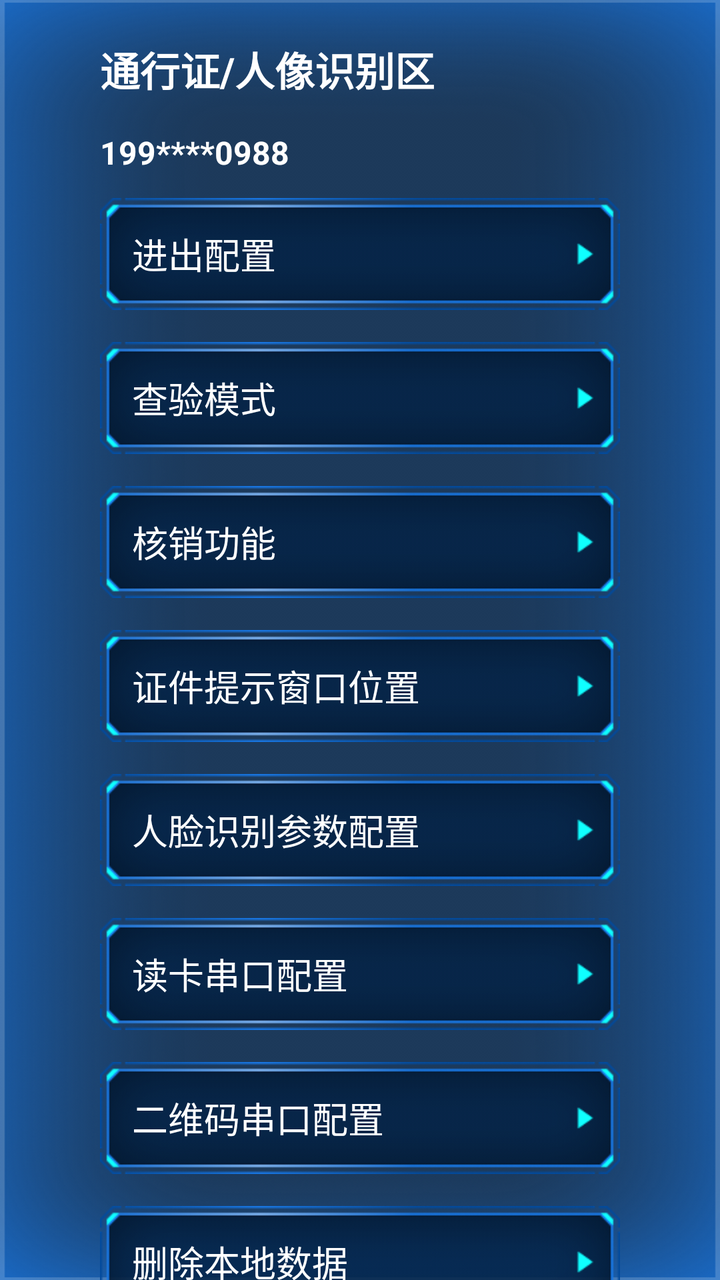
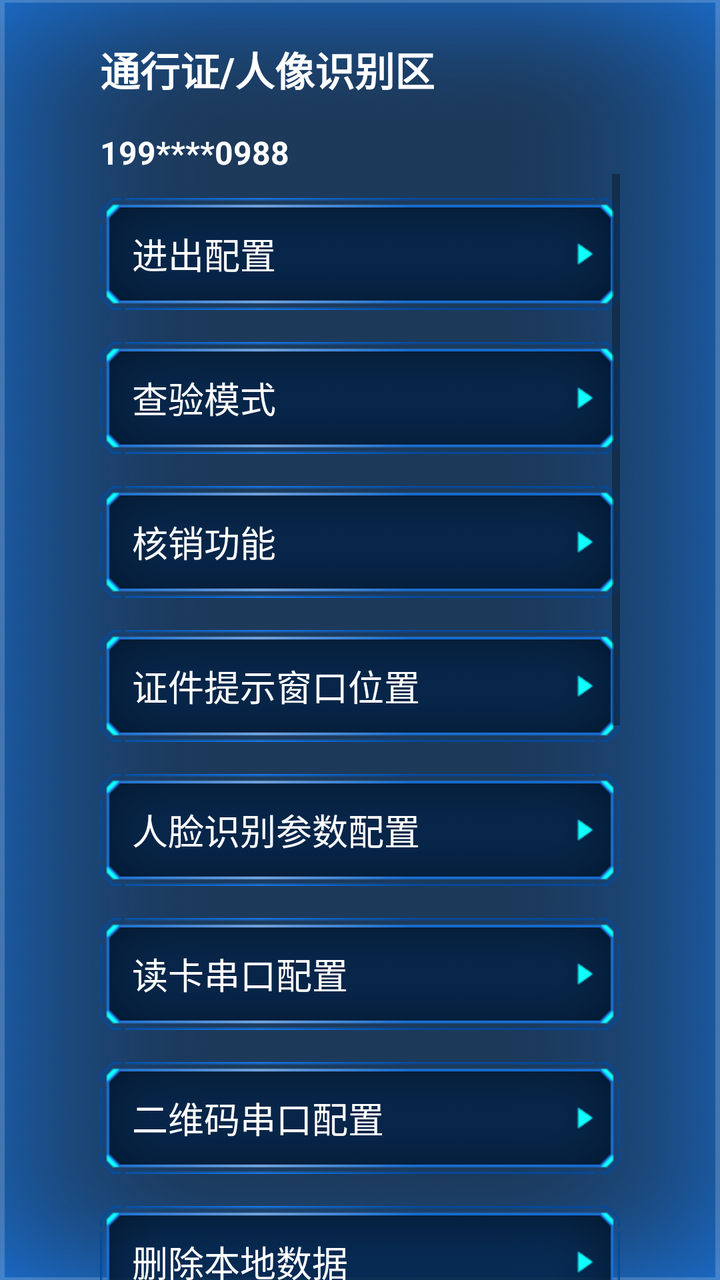

Two renders of the same Android screen: before a commit and after it. Below are the layout's source before the change and the commit's diff.
<!-- AndroidManifest.xml: application theme AppTheme -->
<!-- res/layout/dialog_draw.xml -->
<?xml version="1.0" encoding="utf-8"?>
<LinearLayout xmlns:android="http://schemas.android.com/apk/res/android"
    android:layout_width="400dp"
    android:layout_height="match_parent"
    android:background="@mipmap/draw_bg"
    android:gravity="center_horizontal"
    android:orientation="vertical">

    <TextView
        android:layout_width="260dp"
        android:layout_height="wrap_content"
        android:layout_marginTop="20dp"
        android:text="通行证/人像识别区"
        android:textColor="@color/white"
        android:textSize="20sp"
        android:textStyle="bold" />

    <TextView
        android:id="@+id/tvPhone"
        android:layout_width="260dp"
        android:layout_height="wrap_content"
        android:layout_marginTop="16dp"
        android:text="199****0988"
        android:textColor="@color/white"
        android:textSize="16sp"
        android:textStyle="bold" />

    <TextView
        android:id="@+id/tvInOut"
        android:layout_width="260dp"
        android:layout_height="56dp"
        android:layout_marginTop="12dp"
        android:background="@mipmap/draw_btn_bg"
        android:gravity="center_vertical"
        android:paddingLeft="16dp"
        android:text="进出配置"
        android:textColor="@color/white"
        android:textSize="18sp" />

    <TextView
        android:id="@+id/tvChayan"
        android:layout_width="260dp"
        android:layout_height="56dp"
        android:layout_marginTop="16dp"
        android:background="@mipmap/draw_btn_bg"
        android:gravity="center_vertical"
        android:paddingLeft="16dp"
        android:text="查验模式"
        android:textColor="@color/white"
        android:textSize="18sp" />

    <TextView
        android:id="@+id/tvVerifyFeature"
        android:layout_width="260dp"
        android:layout_height="56dp"
        android:layout_marginTop="16dp"
        android:background="@mipmap/draw_btn_bg"
        android:gravity="center_vertical"
        android:paddingLeft="16dp"
        android:text="核销功能"
        android:textColor="@color/white"
        android:textSize="18sp" />

    <TextView
        android:id="@+id/tvTipsLoc"
        android:layout_width="260dp"
        android:layout_height="56dp"
        android:layout_marginTop="16dp"
        android:background="@mipmap/draw_btn_bg"
        android:gravity="center_vertical"
        android:paddingLeft="16dp"
        android:text="证件提示窗口位置"
        android:textColor="@color/white"
        android:textSize="18sp" />

    <TextView
        android:id="@+id/tvCanshu"
        android:layout_width="260dp"
        android:layout_height="56dp"
        android:layout_marginTop="16dp"
        android:background="@mipmap/draw_btn_bg"
        android:gravity="center_vertical"
        android:paddingLeft="16dp"
        android:text="人脸识别参数配置"
        android:textColor="@color/white"
        android:textSize="18sp" />

    <TextView
        android:id="@+id/tvCardSerial"
        android:layout_width="260dp"
        android:layout_height="56dp"
        android:layout_marginTop="16dp"
        android:background="@mipmap/draw_btn_bg"
        android:gravity="center_vertical"
        android:paddingLeft="16dp"
        android:text="读卡串口配置"
        android:textColor="@color/white"
        android:textSize="18sp" />

    <TextView
        android:id="@+id/tvQrSerial"
        android:layout_width="260dp"
        android:layout_height="56dp"
        android:layout_marginTop="16dp"
        android:background="@mipmap/draw_btn_bg"
        android:gravity="center_vertical"
        android:paddingLeft="16dp"
        android:text="二维码串口配置"
        android:textColor="@color/white"
        android:textSize="18sp" />

    <TextView
        android:id="@+id/tvDelete"
        android:layout_width="260dp"
        android:layout_height="56dp"
        android:layout_marginTop="16dp"
        android:background="@mipmap/draw_btn_bg"
        android:gravity="center_vertical"
        android:paddingLeft="16dp"
        android:text="删除本地数据"
        android:textColor="@color/white"
        android:textSize="18sp" />

    <TextView
        android:id="@+id/tvWenan"
        android:layout_width="260dp"
        android:layout_height="56dp"
        android:layout_marginTop="16dp"
        android:background="@mipmap/draw_btn_bg"
        android:gravity="center_vertical"
        android:paddingLeft="16dp"
        android:text="文案配置"
        android:textColor="@color/white"
        android:textSize="18sp" />

    <TextView
        android:id="@+id/tvUploadLog"
        android:layout_width="260dp"
        android:layout_height="56dp"
        android:layout_marginTop="16dp"
        android:background="@mipmap/draw_btn_bg"
        android:gravity="center_vertical"
        android:paddingLeft="16dp"
        android:text="上传日志"
        android:textColor="@color/white"
        android:textSize="18sp"
        android:visibility="visible" />

    <TextView
        android:id="@+id/tvReInit"
        android:layout_width="260dp"
        android:layout_height="56dp"
        android:layout_marginTop="16dp"
        android:background="@mipmap/draw_btn_bg"
        android:gravity="center_vertical"
        android:paddingLeft="16dp"
        android:text="在线数据完整性检查"
        android:textColor="@color/white"
        android:textSize="18sp"
        android:visibility="visible" />

    <TextView
        android:id="@+id/tvRemedial"
        android:layout_width="260dp"
        android:layout_height="56dp"
        android:layout_marginTop="16dp"
        android:background="@mipmap/draw_btn_bg"
        android:gravity="center_vertical"
        android:paddingLeft="16dp"
        android:text="数据完整性检查"
        android:textColor="@color/white"
        android:textSize="18sp"
        android:visibility="visible" />

    <TextView
        android:id="@+id/tvGotoLuancher"
        android:layout_width="260dp"
        android:layout_height="56dp"
        android:layout_marginTop="16dp"
        android:background="@mipmap/draw_btn_bg"
        android:gravity="center_vertical"
        android:paddingLeft="16dp"
        android:text="返回系统桌面"
        android:textColor="@color/white"
        android:textSize="18sp"
        android:visibility="gone" />

    <TextView
        android:id="@+id/tvGotoSetting"
        android:layout_width="260dp"
        android:layout_height="56dp"
        android:layout_marginTop="16dp"
        android:background="@mipmap/draw_btn_bg"
        android:gravity="center_vertical"
        android:paddingLeft="16dp"
        android:text="系统设置"
        android:textColor="@color/white"
        android:textSize="18sp"
        android:visibility="visible" />

    <TextView
        android:id="@+id/tvVersion"
        android:layout_width="260dp"
        android:layout_height="56dp"
        android:layout_marginTop="16dp"
        android:background="@mipmap/draw_btn_bg"
        android:gravity="center_vertical"
        android:paddingLeft="16dp"
        android:text="版本V1.1"
        android:textColor="@color/white"
        android:textSize="18sp" />

    <View
        android:layout_width="match_parent"
        android:layout_height="0dp"
        android:layout_weight="1" />

    <Button
        android:id="@+id/btnExit"
        android:layout_width="260dp"
        android:layout_height="56dp"
        android:layout_marginBottom="50dp"
        android:background="@drawable/btn_bg2"
        android:gravity="center"
        android:minHeight="36dp"
        android:text="注销登录"
        android:textColor="@color/white"
        android:textSize="15sp" />
</LinearLayout>
<!-- resources referenced by this layout -->
<resources>
  <!-- drawable btn_bg2 (drawable) -->
  <shape xmlns:android="http://schemas.android.com/apk/res/android"
      android:shape="rectangle">
      <stroke
          android:width="1dp"
          android:color="#ff1978e5" />
      <solid android:color="#4d1978e5" />
      <corners
          android:bottomLeftRadius="5dp"
          android:bottomRightRadius="5dp"
          android:topLeftRadius="5dp"
          android:topRightRadius="5dp" />
  </shape>
  <!-- mipmap draw_bg: png bitmap (mipmap-hdpi, 406574 bytes) -->
  <!-- mipmap draw_btn_bg: png bitmap (mipmap-hdpi, 13124 bytes) -->
  <style name="AppTheme" parent="Theme.AppCompat.Light.DarkActionBar">
          
          <item name="colorPrimary">@color/colorPrimary</item>
          <item name="colorPrimaryDark">@color/colorPrimaryDark</item>
          <item name="colorAccent">@color/colorAccent</item>
      </style>
  <color name="colorPrimary">#6200EE</color>
  <color name="colorPrimaryDark">#3700B3</color>
  <color name="colorAccent">#DA0303</color>
</resources>

<!-- the commit's change to res/layout/dialog_draw.xml (unified diff, before → after) -->
@@ -25,205 +25,218 @@
         android:textSize="16sp"
         android:textStyle="bold" />
 
-    <TextView
-        android:id="@+id/tvInOut"
-        android:layout_width="260dp"
-        android:layout_height="56dp"
-        android:layout_marginTop="12dp"
-        android:background="@mipmap/draw_btn_bg"
-        android:gravity="center_vertical"
-        android:paddingLeft="16dp"
-        android:text="进出配置"
-        android:textColor="@color/white"
-        android:textSize="18sp" />
-
-    <TextView
-        android:id="@+id/tvChayan"
-        android:layout_width="260dp"
-        android:layout_height="56dp"
-        android:layout_marginTop="16dp"
-        android:background="@mipmap/draw_btn_bg"
-        android:gravity="center_vertical"
-        android:paddingLeft="16dp"
-        android:text="查验模式"
-        android:textColor="@color/white"
-        android:textSize="18sp" />
-
-    <TextView
-        android:id="@+id/tvVerifyFeature"
-        android:layout_width="260dp"
-        android:layout_height="56dp"
-        android:layout_marginTop="16dp"
-        android:background="@mipmap/draw_btn_bg"
-        android:gravity="center_vertical"
-        android:paddingLeft="16dp"
-        android:text="核销功能"
-        android:textColor="@color/white"
-        android:textSize="18sp" />
-
-    <TextView
-        android:id="@+id/tvTipsLoc"
-        android:layout_width="260dp"
-        android:layout_height="56dp"
-        android:layout_marginTop="16dp"
-        android:background="@mipmap/draw_btn_bg"
-        android:gravity="center_vertical"
-        android:paddingLeft="16dp"
-        android:text="证件提示窗口位置"
-        android:textColor="@color/white"
-        android:textSize="18sp" />
-
-    <TextView
-        android:id="@+id/tvCanshu"
-        android:layout_width="260dp"
-        android:layout_height="56dp"
-        android:layout_marginTop="16dp"
-        android:background="@mipmap/draw_btn_bg"
-        android:gravity="center_vertical"
-        android:paddingLeft="16dp"
-        android:text="人脸识别参数配置"
-        android:textColor="@color/white"
-        android:textSize="18sp" />
-
-    <TextView
-        android:id="@+id/tvCardSerial"
-        android:layout_width="260dp"
-        android:layout_height="56dp"
-        android:layout_marginTop="16dp"
-        android:background="@mipmap/draw_btn_bg"
-        android:gravity="center_vertical"
-        android:paddingLeft="16dp"
-        android:text="读卡串口配置"
-        android:textColor="@color/white"
-        android:textSize="18sp" />
-
-    <TextView
-        android:id="@+id/tvQrSerial"
-        android:layout_width="260dp"
-        android:layout_height="56dp"
-        android:layout_marginTop="16dp"
-        android:background="@mipmap/draw_btn_bg"
-        android:gravity="center_vertical"
-        android:paddingLeft="16dp"
-        android:text="二维码串口配置"
-        android:textColor="@color/white"
-        android:textSize="18sp" />
-
-    <TextView
-        android:id="@+id/tvDelete"
-        android:layout_width="260dp"
-        android:layout_height="56dp"
-        android:layout_marginTop="16dp"
-        android:background="@mipmap/draw_btn_bg"
-        android:gravity="center_vertical"
-        android:paddingLeft="16dp"
-        android:text="删除本地数据"
-        android:textColor="@color/white"
-        android:textSize="18sp" />
-
-    <TextView
-        android:id="@+id/tvWenan"
-        android:layout_width="260dp"
-        android:layout_height="56dp"
-        android:layout_marginTop="16dp"
-        android:background="@mipmap/draw_btn_bg"
-        android:gravity="center_vertical"
-        android:paddingLeft="16dp"
-        android:text="文案配置"
-        android:textColor="@color/white"
-        android:textSize="18sp" />
-
-    <TextView
-        android:id="@+id/tvUploadLog"
-        android:layout_width="260dp"
-        android:layout_height="56dp"
-        android:layout_marginTop="16dp"
-        android:background="@mipmap/draw_btn_bg"
-        android:gravity="center_vertical"
-        android:paddingLeft="16dp"
-        android:text="上传日志"
-        android:textColor="@color/white"
-        android:textSize="18sp"
-        android:visibility="visible" />
-
-    <TextView
-        android:id="@+id/tvReInit"
-        android:layout_width="260dp"
-        android:layout_height="56dp"
-        android:layout_marginTop="16dp"
-        android:background="@mipmap/draw_btn_bg"
-        android:gravity="center_vertical"
-        android:paddingLeft="16dp"
-        android:text="在线数据完整性检查"
-        android:textColor="@color/white"
-        android:textSize="18sp"
-        android:visibility="visible" />
-
-    <TextView
-        android:id="@+id/tvRemedial"
-        android:layout_width="260dp"
-        android:layout_height="56dp"
-        android:layout_marginTop="16dp"
-        android:background="@mipmap/draw_btn_bg"
-        android:gravity="center_vertical"
-        android:paddingLeft="16dp"
-        android:text="数据完整性检查"
-        android:textColor="@color/white"
-        android:textSize="18sp"
-        android:visibility="visible" />
-
-    <TextView
-        android:id="@+id/tvGotoLuancher"
-        android:layout_width="260dp"
-        android:layout_height="56dp"
-        android:layout_marginTop="16dp"
-        android:background="@mipmap/draw_btn_bg"
-        android:gravity="center_vertical"
-        android:paddingLeft="16dp"
-        android:text="返回系统桌面"
-        android:textColor="@color/white"
-        android:textSize="18sp"
-        android:visibility="gone" />
-
-    <TextView
-        android:id="@+id/tvGotoSetting"
-        android:layout_width="260dp"
-        android:layout_height="56dp"
-        android:layout_marginTop="16dp"
-        android:background="@mipmap/draw_btn_bg"
-        android:gravity="center_vertical"
-        android:paddingLeft="16dp"
-        android:text="系统设置"
-        android:textColor="@color/white"
-        android:textSize="18sp"
-        android:visibility="visible" />
-
-    <TextView
-        android:id="@+id/tvVersion"
-        android:layout_width="260dp"
-        android:layout_height="56dp"
-        android:layout_marginTop="16dp"
-        android:background="@mipmap/draw_btn_bg"
-        android:gravity="center_vertical"
-        android:paddingLeft="16dp"
-        android:text="版本V1.1"
-        android:textColor="@color/white"
-        android:textSize="18sp" />
-
-    <View
-        android:layout_width="match_parent"
-        android:layout_height="0dp"
-        android:layout_weight="1" />
-
-    <Button
-        android:id="@+id/btnExit"
-        android:layout_width="260dp"
-        android:layout_height="56dp"
-        android:layout_marginBottom="50dp"
-        android:background="@drawable/btn_bg2"
-        android:gravity="center"
-        android:minHeight="36dp"
-        android:text="注销登录"
-        android:textColor="@color/white"
-        android:textSize="15sp" />
+    <ScrollView
+        android:layout_width="wrap_content"
+        android:layout_height="wrap_content">
+
+        <LinearLayout
+            android:orientation="vertical"
+            android:layout_width="wrap_content"
+            android:layout_height="wrap_content">
+
+            <TextView
+                android:id="@+id/tvInOut"
+                android:layout_width="260dp"
+                android:layout_height="56dp"
+                android:layout_marginTop="12dp"
+                android:background="@mipmap/draw_btn_bg"
+                android:gravity="center_vertical"
+                android:paddingLeft="16dp"
+                android:text="进出配置"
+                android:textColor="@color/white"
+                android:textSize="18sp" />
+
+            <TextView
+                android:id="@+id/tvChayan"
+                android:layout_width="260dp"
+                android:layout_height="56dp"
+                android:layout_marginTop="16dp"
+                android:background="@mipmap/draw_btn_bg"
+                android:gravity="center_vertical"
+                android:paddingLeft="16dp"
+                android:text="查验模式"
+                android:textColor="@color/white"
+                android:textSize="18sp" />
+
+            <TextView
+                android:id="@+id/tvVerifyFeature"
+                android:layout_width="260dp"
+                android:layout_height="56dp"
+                android:layout_marginTop="16dp"
+                android:background="@mipmap/draw_btn_bg"
+                android:gravity="center_vertical"
+                android:paddingLeft="16dp"
+                android:text="核销功能"
+                android:textColor="@color/white"
+                android:textSize="18sp" />
+
+            <TextView
+                android:id="@+id/tvTipsLoc"
+                android:layout_width="260dp"
+                android:layout_height="56dp"
+                android:layout_marginTop="16dp"
+                android:background="@mipmap/draw_btn_bg"
+                android:gravity="center_vertical"
+                android:paddingLeft="16dp"
+                android:text="证件提示窗口位置"
+                android:textColor="@color/white"
+                android:textSize="18sp" />
+
+            <TextView
+                android:id="@+id/tvCanshu"
+                android:layout_width="260dp"
+                android:layout_height="56dp"
+                android:layout_marginTop="16dp"
+                android:background="@mipmap/draw_btn_bg"
+                android:gravity="center_vertical"
+                android:paddingLeft="16dp"
+                android:text="人脸识别参数配置"
+                android:textColor="@color/white"
+                android:textSize="18sp" />
+
+            <TextView
+                android:id="@+id/tvCardSerial"
+                android:layout_width="260dp"
+                android:layout_height="56dp"
+                android:layout_marginTop="16dp"
+                android:background="@mipmap/draw_btn_bg"
+                android:gravity="center_vertical"
+                android:paddingLeft="16dp"
+                android:text="读卡串口配置"
+                android:textColor="@color/white"
+                android:textSize="18sp" />
+
+            <TextView
+                android:id="@+id/tvQrSerial"
+                android:layout_width="260dp"
+                android:layout_height="56dp"
+                android:layout_marginTop="16dp"
+                android:background="@mipmap/draw_btn_bg"
+                android:gravity="center_vertical"
+                android:paddingLeft="16dp"
+                android:text="二维码串口配置"
+                android:textColor="@color/white"
+                android:textSize="18sp" />
+
+            <TextView
+                android:id="@+id/tvDelete"
+                android:layout_width="260dp"
+                android:layout_height="56dp"
+                android:layout_marginTop="16dp"
+                android:background="@mipmap/draw_btn_bg"
+                android:gravity="center_vertical"
+                android:paddingLeft="16dp"
+                android:text="删除本地数据"
+                android:textColor="@color/white"
+                android:textSize="18sp" />
+
+            <TextView
+                android:id="@+id/tvWenan"
+                android:layout_width="260dp"
+                android:layout_height="56dp"
+                android:layout_marginTop="16dp"
+                android:background="@mipmap/draw_btn_bg"
+                android:gravity="center_vertical"
+                android:paddingLeft="16dp"
+                android:text="文案配置"
+                android:textColor="@color/white"
+                android:textSize="18sp" />
+
+            <TextView
+                android:id="@+id/tvUploadLog"
+                android:layout_width="260dp"
+                android:layout_height="56dp"
+                android:layout_marginTop="16dp"
+                android:background="@mipmap/draw_btn_bg"
+                android:gravity="center_vertical"
+                android:paddingLeft="16dp"
+                android:text="上传日志"
+                android:textColor="@color/white"
+                android:textSize="18sp"
+                android:visibility="visible" />
+
+            <TextView
+                android:id="@+id/tvReInit"
+                android:layout_width="260dp"
+                android:layout_height="56dp"
+                android:layout_marginTop="16dp"
+                android:background="@mipmap/draw_btn_bg"
+                android:gravity="center_vertical"
+                android:paddingLeft="16dp"
+                android:text="在线数据完整性检查"
+                android:textColor="@color/white"
+                android:textSize="18sp"
+                android:visibility="visible" />
+
+            <TextView
+                android:id="@+id/tvRemedial"
+                android:layout_width="260dp"
+                android:layout_height="56dp"
+                android:layout_marginTop="16dp"
+                android:background="@mipmap/draw_btn_bg"
+                android:gravity="center_vertical"
+                android:paddingLeft="16dp"
+                android:text="数据完整性检查"
+                android:textColor="@color/white"
+                android:textSize="18sp"
+                android:visibility="visible" />
+
+            <TextView
+                android:id="@+id/tvGotoLuancher"
+                android:layout_width="260dp"
+                android:layout_height="56dp"
+                android:layout_marginTop="16dp"
+                android:background="@mipmap/draw_btn_bg"
+                android:gravity="center_vertical"
+                android:paddingLeft="16dp"
+                android:text="返回系统桌面"
+                android:textColor="@color/white"
+                android:textSize="18sp"
+                android:visibility="gone" />
+
+            <TextView
+                android:id="@+id/tvGotoSetting"
+                android:layout_width="260dp"
+                android:layout_height="56dp"
+                android:layout_marginTop="16dp"
+                android:background="@mipmap/draw_btn_bg"
+                android:gravity="center_vertical"
+                android:paddingLeft="16dp"
+                android:text="系统设置"
+                android:textColor="@color/white"
+                android:textSize="18sp"
+                android:visibility="visible" />
+
+            <TextView
+                android:id="@+id/tvVersion"
+                android:layout_width="260dp"
+                android:layout_height="56dp"
+                android:layout_marginTop="16dp"
+                android:background="@mipmap/draw_btn_bg"
+                android:gravity="center_vertical"
+                android:paddingLeft="16dp"
+                android:text="版本V1.1"
+                android:textColor="@color/white"
+                android:textSize="18sp" />
+
+            <View
+                android:layout_width="match_parent"
+                android:layout_height="0dp"
+                android:layout_weight="1" />
+
+            <Button
+                android:id="@+id/btnExit"
+                android:layout_width="260dp"
+                android:layout_height="56dp"
+                android:layout_marginBottom="50dp"
+                android:background="@drawable/btn_bg2"
+                android:gravity="center"
+                android:minHeight="36dp"
+                android:text="注销登录"
+                android:textColor="@color/white"
+                android:textSize="15sp" />
+        </LinearLayout>
+
+    </ScrollView>
+
 </LinearLayout>
